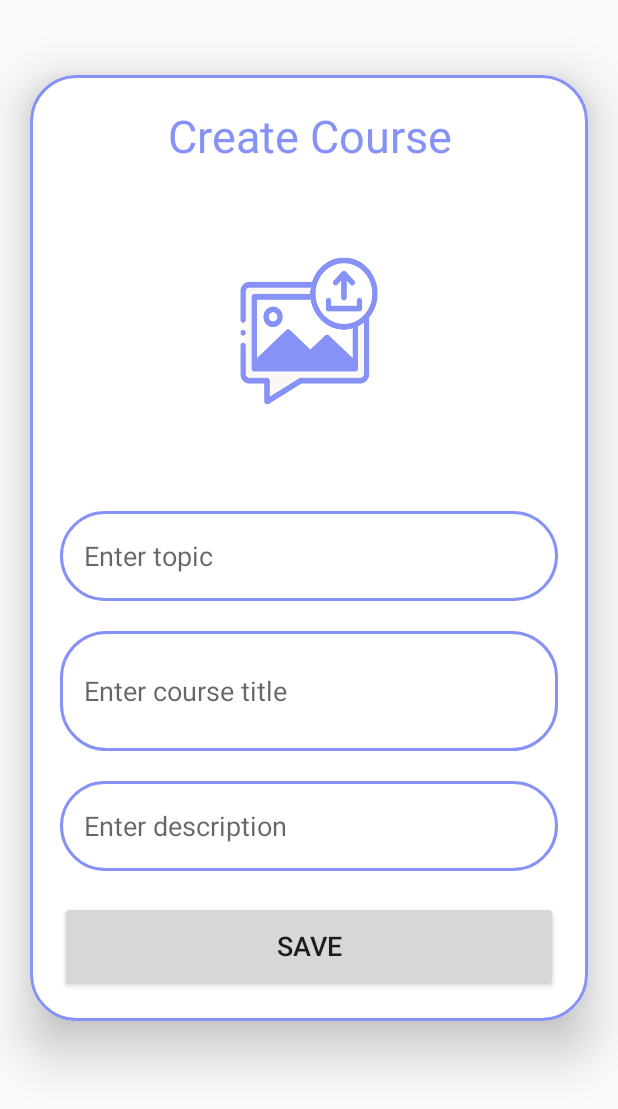
After one commit to DaoDucHieu1712/Quiz_app, an Android app: the CreateCourseActivity screen opened directly, with no data from a screen before it, on a phone screen of 412 x 824 dp. The commit adds this screen. Shown: the top 1109 px of the screen. Run offline under Robolectric (Android 15) with nearby library versions, the phone set to English and light mode, and no system bars.

Commit message:
Tuannv_26022023_1

```diff
--- /dev/null
+++ b/app/src/main/java/com/example/myapplication/CreateCourseActivity.java
@@ -0,0 +1,14 @@
+package com.example.myapplication;
+
+import androidx.appcompat.app.AppCompatActivity;
+
+import android.os.Bundle;
+
+public class CreateCourseActivity extends AppCompatActivity {
+
+    @Override
+    protected void onCreate(Bundle savedInstanceState) {
+        super.onCreate(savedInstanceState);
+        setContentView(R.layout.activity_create_course);
+    }
+}
--- /dev/null
+++ b/app/src/main/res/drawable/ic_baseline_add_24.xml
@@ -0,0 +1,5 @@
+<vector android:height="24dp" android:tint="#FFFFFF"
+    android:viewportHeight="24" android:viewportWidth="24"
+    android:width="24dp" xmlns:android="http://schemas.android.com/apk/res/android">
+    <path android:fillColor="@android:color/white" android:pathData="M19,13h-6v6h-2v-6H5v-2h6V5h2v6h6v2z"/>
+</vector>
--- /dev/null
+++ b/app/src/main/res/drawable/lavender_border.xml
@@ -0,0 +1,9 @@
+<?xml version="1.0" encoding="utf-8"?>
+<shape xmlns:android="http://schemas.android.com/apk/res/android"
+    android:shape="rectangle">
+    <stroke
+        android:width="2dp"
+        android:color="@color/lavender"/>
+    <corners
+        android:radius="30dp"/>
+</shape>
--- /dev/null
+++ b/app/src/main/res/layout/activity_create_course.xml
@@ -0,0 +1,79 @@
+<?xml version="1.0" encoding="utf-8"?>
+<ScrollView xmlns:android="http://schemas.android.com/apk/res/android"
+    xmlns:app="http://schemas.android.com/apk/res-auto"
+    xmlns:tools="http://schemas.android.com/tools"
+    android:layout_width="match_parent"
+    android:layout_height="match_parent"
+    android:orientation="vertical"
+    tools:context=".CreateCourseActivity">
+
+    <androidx.cardview.widget.CardView
+        android:layout_width="match_parent"
+        android:layout_height="wrap_content"
+        android:layout_marginTop="50dp"
+        android:layout_marginEnd="20dp"
+        android:layout_marginStart="20dp"
+        app:cardCornerRadius="30dp"
+        app:cardElevation="20dp">
+        <LinearLayout
+            android:layout_width="match_parent"
+            android:layout_height="wrap_content"
+            android:orientation="vertical"
+            android:layout_gravity="center_horizontal"
+            android:padding="20dp"
+            android:background="@drawable/lavender_border">
+            <TextView
+                android:layout_width="match_parent"
+                android:layout_height="wrap_content"
+                android:text="Create Course"
+                android:textSize="30sp"
+                android:textAlignment="center"
+                android:textColor="@color/lavender"/>
+            <ImageView
+                android:layout_width="match_parent"
+                android:layout_height="200dp"
+                android:src="@drawable/uploadimg"
+                android:id="@+id/uploadImage"
+                android:layout_marginTop="10dp"
+                android:scaleType="fitXY"/>
+            <EditText
+                android:layout_width="match_parent"
+                android:layout_height="60dp"
+                android:id="@+id/uploadTopic"
+                android:background="@drawable/lavender_border"
+                android:layout_marginTop="20dp"
+                android:padding="16dp"
+                android:hint="Enter topic"
+                android:gravity="start|center_vertical"
+                android:textColor="@color/lavender"/>
+            <EditText
+                android:layout_width="match_parent"
+                android:layout_height="80dp"
+                android:id="@+id/uploadDesc"
+                android:background="@drawable/lavender_border"
+                android:layout_marginTop="20dp"
+                android:padding="16dp"
+                android:hint="Enter course title"
+                android:gravity="start|center_vertical"
+                android:textColor="@color/lavender"/>
+            <EditText
+                android:layout_width="match_parent"
+                android:layout_height="60dp"
+                android:id="@+id/uploadLang"
+                android:background="@drawable/lavender_border"
+                android:layout_marginTop="20dp"
+                android:padding="16dp"
+                android:hint="Enter description"
+                android:gravity="start|center_vertical"
+                android:textColor="@color/lavender"/>
+            <Button
+                android:layout_width="match_parent"
+                android:layout_height="60dp"
+                android:text="Save"
+                android:id="@+id/saveButton"
+                android:textSize="18sp"
+                android:layout_marginTop="20dp"
+                app:cornerRadius = "20dp"/>
+        </LinearLayout>
+    </androidx.cardview.widget.CardView>
+</ScrollView>
--- a/app/src/main/res/values/colors.xml
+++ b/app/src/main/res/values/colors.xml
@@ -7,8 +7,11 @@
     <color name="teal_700">#FF018786</color>
     <color name="black">#FF000000</color>
     <color name="white">#FFFFFFFF</color>
+    <color name="lavender">#8692f7</color>
+    <color name="red">#c70000</color>
+    <color name="green">#03A9F4</color>
     <color name="pur">#8692f7</color>
-
+    <color name="blue">#FF03A9F4</color>
     <color name="btnlogin_color">#3CCFCF</color>
 
 
```
Also changed, not shown: app/src/main/AndroidManifest.xml (+17 -3 lines), app/src/main/java/com/example/myapplication/ListCourseActivity.java (added, +27 -0 lines), app/src/main/res/layout/activity_list_course.xml (added, +20 -0 lines), app/src/main/res/layout/progress_layout.xml (added, +20 -0 lines), app/src/main/res/drawable/uploadimg.png (added).
